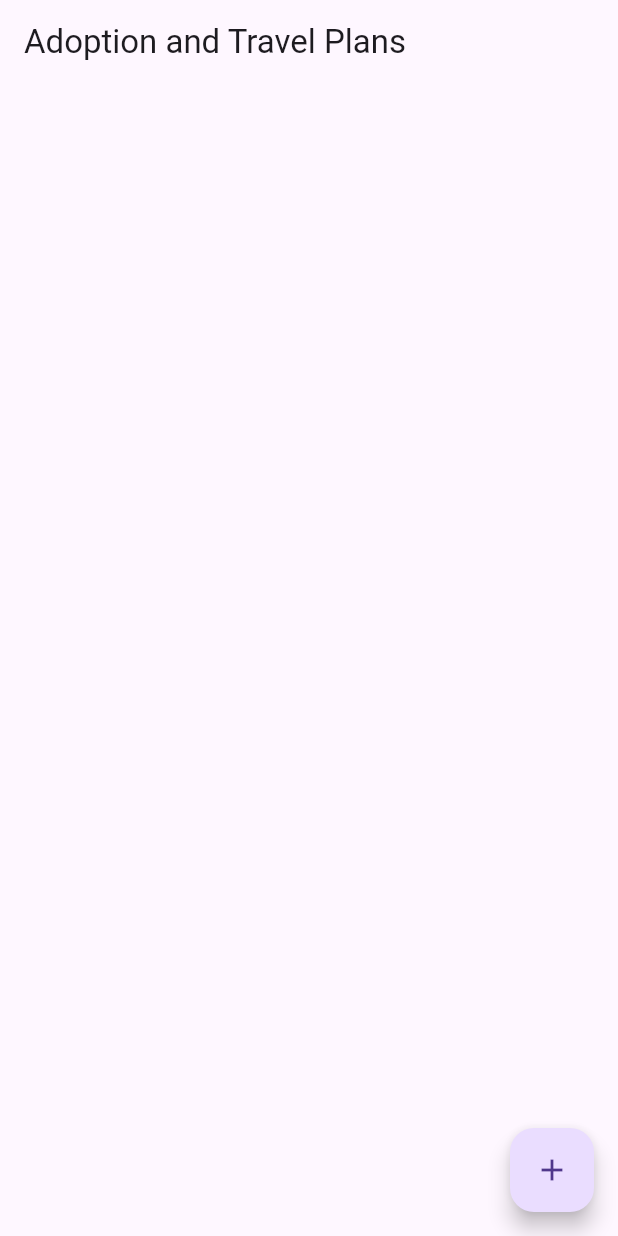
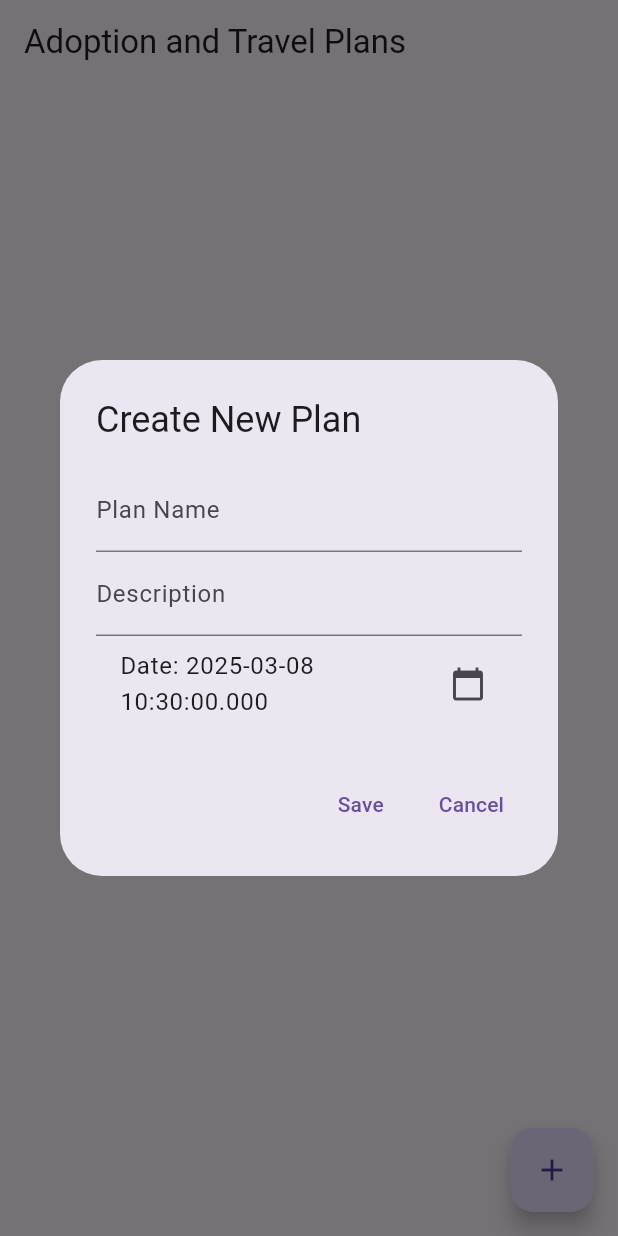
Before and after one commit to meoz23/cw4, a Flutter app: the screen it shows after launch, after a tap on the "add" icon, on a phone screen of 412 x 824 dp. Run offline on Flutter 3.47's test engine with Material 3 defaults, Android fonts, the phone set to English and light mode, and no system bars.

Commit message:
Added 'create plan' functionality

```diff
--- a/lib/screens/plan_manager_screen.dart
+++ b/lib/screens/plan_manager_screen.dart
@@ -9,17 +9,73 @@ class PlanManagerScreen extends StatefulWidget {
 class _PlanManagerScreenState extends State<PlanManagerScreen> {
   List<Plan> plans = [];
 
-  void addPlan(String name, String description) {
+  final TextEditingController nameController = TextEditingController();
+  final TextEditingController descriptionController = TextEditingController();
+  DateTime selectedDate = DateTime.now();
+
+  void addPlan(String name, String description, DateTime date) {
     setState(() {
       plans.add(Plan(name: name, description: description));
     });
   }
 
-  void updatePlan(int index, String newName, String newDescription) {
-    setState(() {
-      plans[index].name = newName;
-      plans[index].description = newDescription;
-    });
+  void _showCreatePlanDialog() {
+    showDialog(
+      context: context,
+      builder: (context) {
+        return AlertDialog(
+          title: Text('Create New Plan'),
+          content: Column(
+            mainAxisSize: MainAxisSize.min,
+            children: [
+              TextField(
+                controller: nameController,
+                decoration: InputDecoration(labelText: 'Plan Name'),
+              ),
+              TextField(
+                controller: descriptionController,
+                decoration: InputDecoration(labelText: 'Description'),
+              ),
+              ListTile(
+                title: Text('Date: ${selectedDate.toLocal()}'),
+                trailing: Icon(Icons.calendar_today),
+                onTap: () async {
+                  DateTime? picked = await showDatePicker(
+                    context: context,
+                    initialDate: selectedDate,
+                    firstDate: DateTime(2000),
+                    lastDate: DateTime(2101),
+                  );
+                  if (picked != null && picked != selectedDate)
+                    setState(() {
+                      selectedDate = picked;
+                    });
+                },
+              ),
+            ],
+          ),
+          actions: [
+            TextButton(
+              onPressed: () {
+                addPlan(
+                  nameController.text,
+                  descriptionController.text,
+                  selectedDate,
+                );
+                Navigator.of(context).pop();
+              },
+              child: Text('Save'),
+            ),
+            TextButton(
+              onPressed: () {
+                Navigator.of(context).pop();
+              },
+              child: Text('Cancel'),
+            ),
+          ],
+        );
+      },
+    );
   }
 
   void completePlan(int index) {
@@ -62,14 +118,11 @@ class _PlanManagerScreenState extends State<PlanManagerScreen> {
             onTap: () {
               completePlan(index);
             },
-            onLongPress: () {
-            },
           );
         },
       ),
       floatingActionButton: FloatingActionButton(
-        onPressed: () {
-        },
+        onPressed: _showCreatePlanDialog,
         child: Icon(Icons.add),
       ),
     );
```
